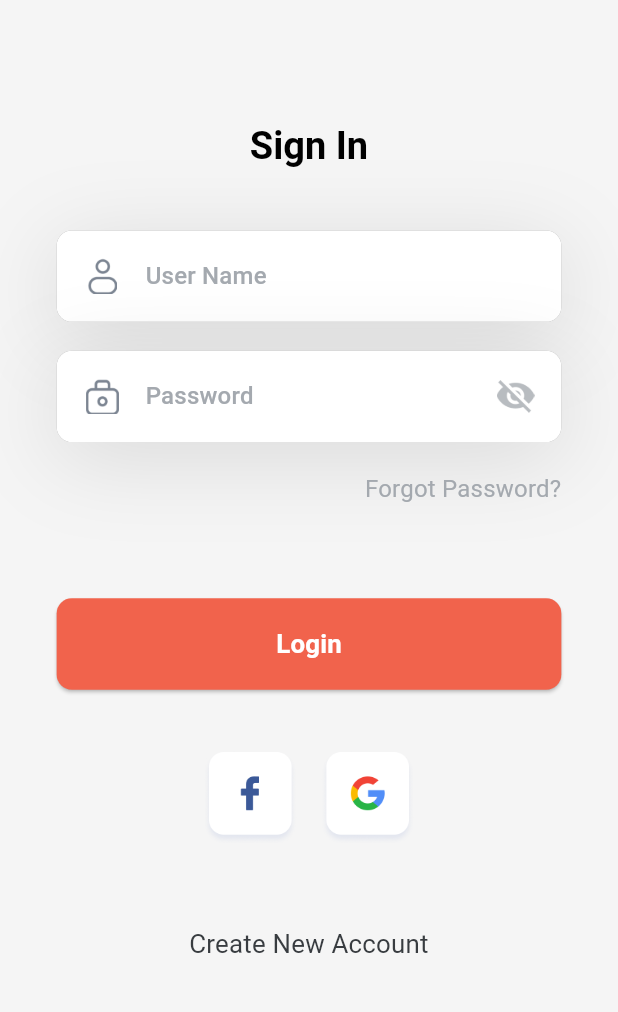
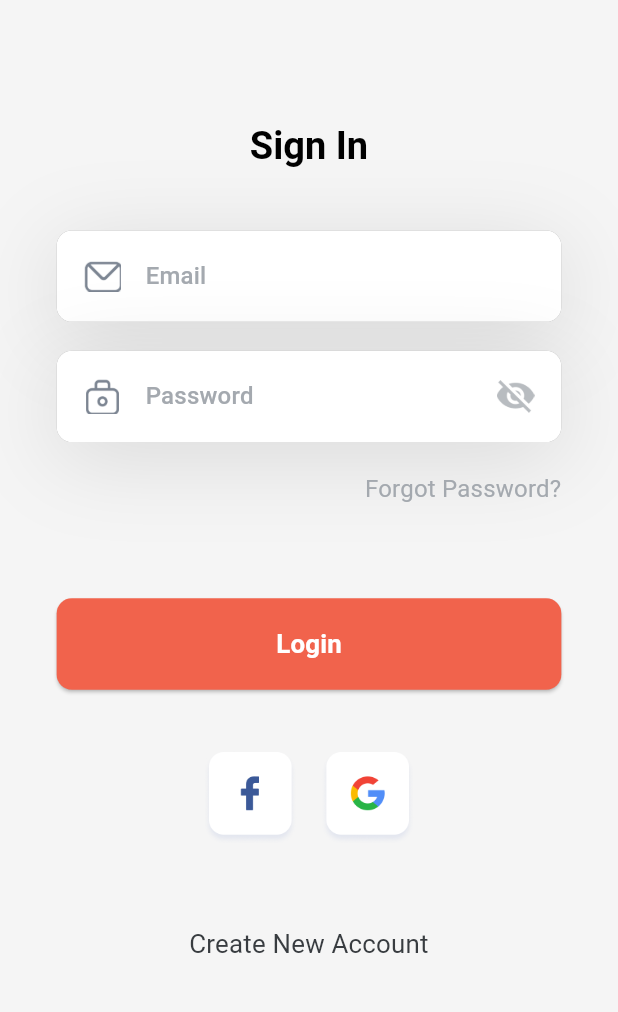
Before and after one commit to sajibsaha4647/Assignment_Sajibsaha4647, a Flutter app: the screen it shows after launch, on a phone screen of 412 x 824 dp, the part 198-1210 px from its top. Run offline on Flutter 3.47's test engine with Material 3 defaults, Android fonts, the light colour scheme and no system bars; our stand-ins replace animated_bottom_navigation_bar, another_flushbar, cached_network_image, dotted_border, email_validator, flutter_rating_bar and 4 more; accounts and stored records are empty.

Commit message:
fixing some bug

```diff
--- a/lib/data/network/network_api_service.dart
+++ b/lib/data/network/network_api_service.dart
@@ -97,6 +97,10 @@ class NetworkService extends BaseApiServices {
         throw UnauthorisedExceptoin("${response.body}");
       case 404:
         throw UnauthorisedExceptoin("${response.body}");
+      case 403:
+        dynamic responseJson = jsonDecode(response.body);
+        Utils.Toasts("Unauthorized ! wrong information ");
+        throw UnauthorisedExceptoin("${response.body}");
       default:
         throw FetchDataException(
             "Communication problem with server ${response.statusCode}");
--- a/lib/view/signin_screen.dart
+++ b/lib/view/signin_screen.dart
@@ -51,10 +51,10 @@ class _SignInScreenState extends State<SignInScreen> {
                       height: 40.h,
                     ),
                     InputFormWidget(
-                      prefixImage: AppAssets.user,
+                      prefixImage: AppAssets.messagebox,
                       keyboardType: TextInputType.text,
                       editController: authCon.userNameEditController,
-                      hintText: "User Name",
+                      hintText: "Email",
                         obscureText:false
                     ),
                     SizedBox(
--- a/lib/view/signup_screen.dart
+++ b/lib/view/signup_screen.dart
@@ -54,7 +54,7 @@ class _SignUpScreenState extends State<SignUpScreen> {
                         prefixImage: AppAssets.user,
                         keyboardType: TextInputType.text,
                         editController: authCon.nameEditController,
-                        hintText: "User Name",
+                        hintText: "Name",
                         obscureText:false
                     ),
                     SizedBox(
```
